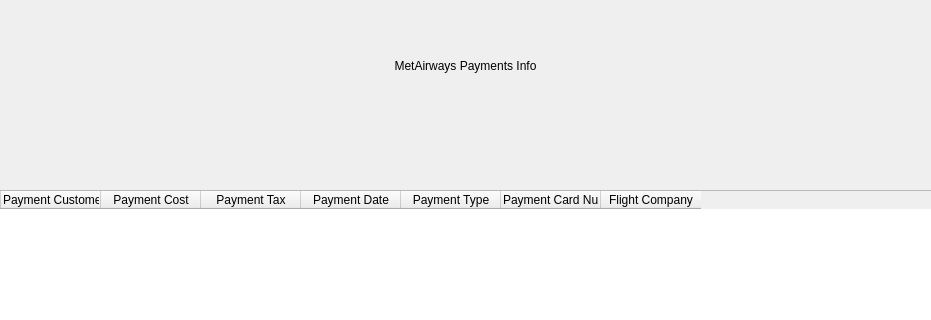
The window that Project_Source_Code/PiceJet_Payments_Info.ui (Haleshot/Flight_Booking_System) describes before a commit, drawn with Qt 5; both pictures show x 130 to 1061 and y 0 to 320 of the 1201 by 801 pixel window.
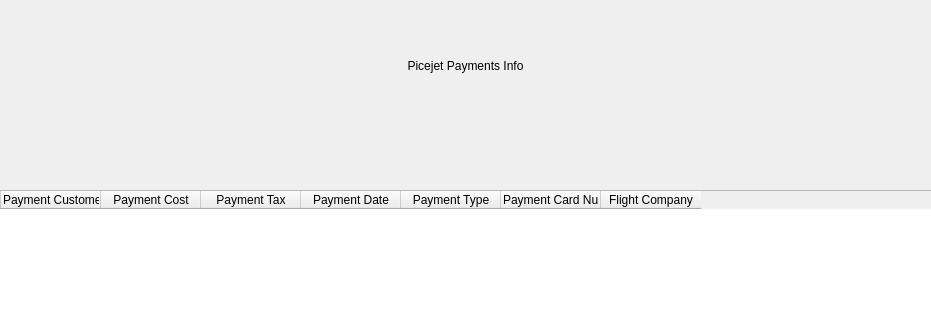
The same window after the commit.

Commit message: Add PiceJet Flight Admin Options

The edit to the form file:
```diff
--- a/Project_Source_Code/PiceJet_Payments_Info.ui
+++ b/Project_Source_Code/PiceJet_Payments_Info.ui
@@ -83,7 +83,7 @@
 font: 36pt &quot;MS Shell Dlg 2&quot;;</string>
    </property>
    <property name="text">
-    <string>MetAirways Payments Info</string>
+    <string>Picejet Payments Info</string>
    </property>
    <property name="alignment">
     <set>Qt::AlignCenter</set>
```
The commit also changes 1 other file.
